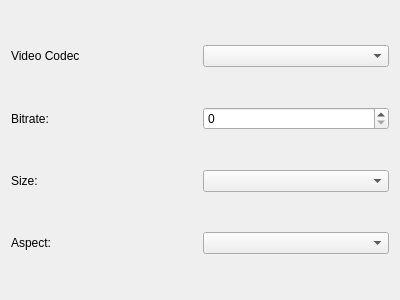
Qt form ChooseVideoCodec.ui (lexa/ffmpeg-gui) before a commit.
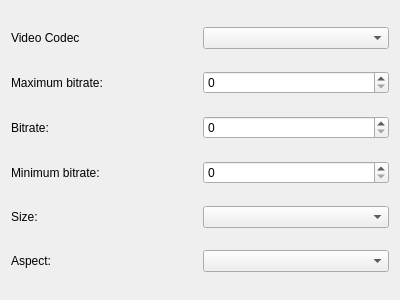
The same form after that commit.

Commit message: поправил параметры видеокодека

What changed in the file:
```diff
--- a/ChooseVideoCodec.ui
+++ b/ChooseVideoCodec.ui
@@ -28,6 +28,24 @@
      </item>
     </layout>
    </item>
+   <item>
+    <layout class="QHBoxLayout" name="horizontalLayout_5">
+     <item>
+      <widget class="QLabel" name="label_5">
+       <property name="text">
+        <string>Maximum bitrate:</string>
+       </property>
+      </widget>
+     </item>
+     <item>
+      <widget class="QSpinBox" name="max_bitrate">
+       <property name="maximum">
+        <number>999999999</number>
+       </property>
+      </widget>
+     </item>
+    </layout>
+   </item>
    <item>
     <layout class="QHBoxLayout" name="horizontalLayout_2">
      <item>
@@ -46,6 +64,24 @@
      </item>
     </layout>
    </item>
+   <item>
+    <layout class="QHBoxLayout" name="horizontalLayout_6">
+     <item>
+      <widget class="QLabel" name="label_6">
+       <property name="text">
+        <string>Minimum bitrate:</string>
+       </property>
+      </widget>
+     </item>
+     <item>
+      <widget class="QSpinBox" name="min_bitrate">
+       <property name="maximum">
+        <number>999999999</number>
+       </property>
+      </widget>
+     </item>
+    </layout>
+   </item>
    <item>
     <layout class="QHBoxLayout" name="horizontalLayout_3">
      <item>
```
The commit also changes 2 other files.
